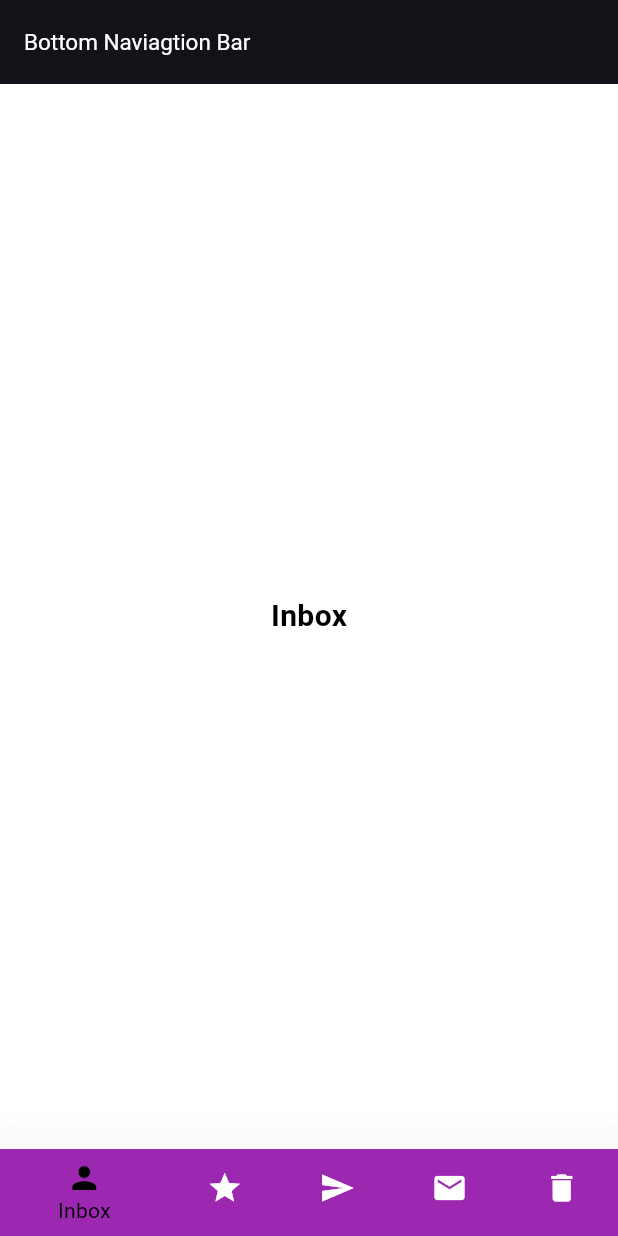
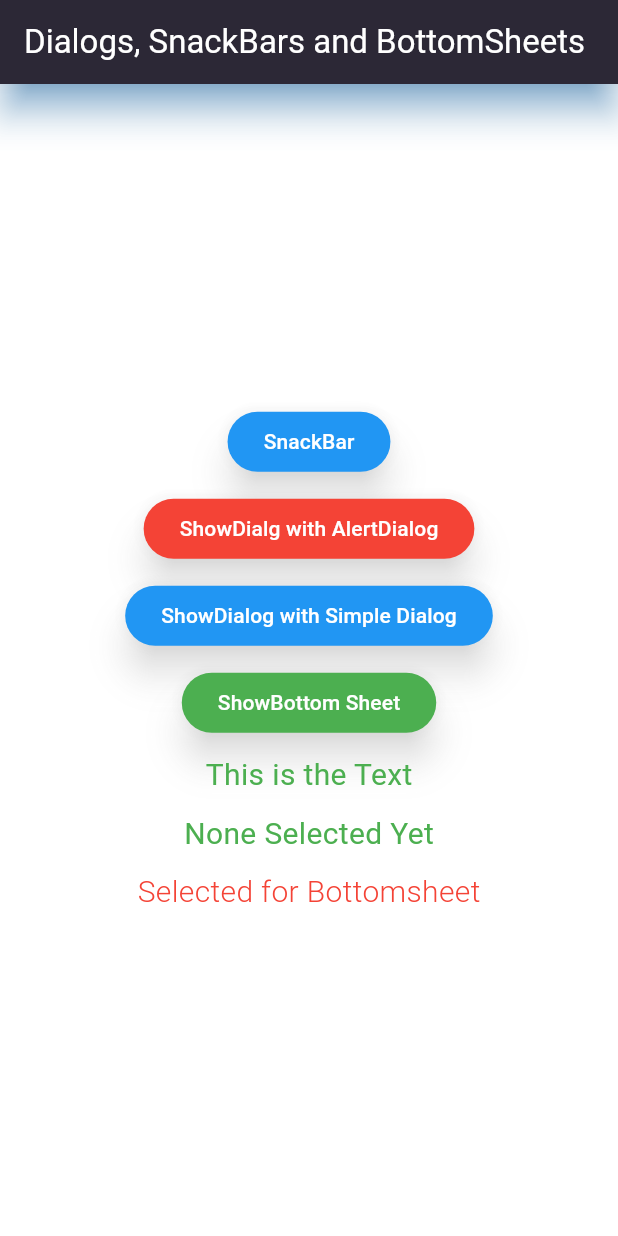
Before and after one commit to Adevictorolu/project_1, a Flutter app: the screen it shows after launch, on a phone screen of 412 x 824 dp. Run offline on Flutter 3.47's test engine with Material 3 defaults, Android fonts, the phone set to English and light mode, and no system bars; our stand-ins replace gap; project files that could hold a hidden picture were left out.

Commit message:
Added Newly

```diff
--- /dev/null
+++ b/lib/dialogs.dart
@@ -0,0 +1,243 @@
+import 'package:flutter/material.dart';
+import 'package:gap/gap.dart';
+
+class DialogScreen extends StatefulWidget {
+  const DialogScreen({super.key});
+
+  @override
+  State<DialogScreen> createState() => _DialogScreenState();
+}
+
+class _DialogScreenState extends State<DialogScreen> {
+
+  final snackbar = SnackBar(content: const Text('Successfully Saved',
+    style: TextStyle(color: Colors.white,)),
+    backgroundColor: Colors.blue[400],
+    showCloseIcon: true,
+    dismissDirection: DismissDirection.startToEnd,
+    behavior: SnackBarBehavior.fixed,
+    elevation: 10,
+    closeIconColor: Colors.red,
+    action: SnackBarAction(label: 'Yes', onPressed: (){}),
+    duration: const Duration(seconds: 5),
+    shape: const RoundedRectangleBorder(
+      borderRadius: BorderRadius.only(topLeft: Radius.circular(10), topRight: Radius.circular(20)),
+    ),
+    );
+    String text = 'This is the Text';
+    String location = 'None Selected Yet';
+    String bottomval = 'Selected for Bottomsheet';
+    GlobalKey<ScaffoldState> scaffoldkey = GlobalKey();
+  @override
+  Widget build(BuildContext context) {
+    return Scaffold(
+      key: scaffoldkey,
+      appBar: AppBar(
+        title: const Text('Dialogs, SnackBars and BottomSheets',
+        style: TextStyle(color: Colors.white),
+        ),
+        elevation: 10,
+        shadowColor: Colors.blue,
+      ),
+      body: Center(
+        child: Column(
+          crossAxisAlignment: CrossAxisAlignment.center,
+          mainAxisAlignment: MainAxisAlignment.center,
+          children: [
+            ElevatedButton(
+              style: ElevatedButton.styleFrom(
+                backgroundColor: Colors.blue, elevation: 10, shadowColor: Colors.white),
+                onPressed: (){
+                  ScaffoldMessenger.of(context).showSnackBar(snackbar);
+                },
+              child: const Text('SnackBar', style: TextStyle(color: Colors.white, fontSize: 14, fontWeight: FontWeight.w500),)
+            ),
+            const Gap(10),
+            ElevatedButton(
+              style: ElevatedButton.styleFrom(
+                backgroundColor: Colors.red, elevation: 10, shadowColor: Colors.white),
+                onPressed: (){
+                  showDialog(
+                    context: context, builder: (context) {
+                      return AlertDialog(
+                        backgroundColor: Colors.green,
+                        elevation: 5,
+                        shadowColor: Colors.white,
+                        title: const Text('Delete Entry 12345', style: TextStyle(
+                          color: Colors.white, fontSize: 16, fontWeight: FontWeight.w400
+                        ),),
+                        content: const Text('Are you sure you want to delete this entry',style: TextStyle(
+                          color: Colors.black, fontSize: 14, fontWeight: FontWeight.w200
+                        ),),
+                        actions: [
+                          TextButton(
+                            onPressed: (){
+                              setState(() {
+                                text = 'You selected Yes and it was Deleted';
+                              });
+                              Navigator.pop(context);
+                            }, child: const Text('Yes')
+                            ),
+                          TextButton(
+                            onPressed: (){
+                              setState(() {
+                                text = 'You selected No and it was not Deleted';
+                              });
+                              Navigator.pop(context);
+                            }, child: const Text('No')
+                            ),
+                        ],
+                        shape: const RoundedRectangleBorder(
+                          borderRadius: BorderRadius.only(
+                            topRight: Radius.circular(30),
+                            bottomLeft: Radius.circular(30)
+                          )
+                        ),
+                      );
+                    },
+                  );
+                },
+              child: const Text('ShowDialg with AlertDialog',
+              style: TextStyle(color: Colors.white, fontSize: 14, fontWeight: FontWeight.w500),)
+            ),
+            const Gap(10),
+            ElevatedButton(
+              style: ElevatedButton.styleFrom(
+                backgroundColor: Colors.blue, elevation: 10, shadowColor: Colors.white),
+                onPressed: () async{
+                  final String loc = await showDialog(
+                    context: context,
+                    builder: (context) {
+                      return SimpleDialog(
+                        title: const Text('Where is your Location', style: TextStyle(
+                          color: Colors.white, fontSize: 18, fontWeight: FontWeight.w400
+                        ),),
+                        shape: const ContinuousRectangleBorder(
+                          borderRadius: BorderRadius.only(
+                            topLeft: Radius.circular(50),
+                            bottomRight: Radius.circular(50)
+                          )
+                        ),
+                        children: [
+                          SimpleDialogOption(
+                            onPressed: (){
+                              Navigator.pop(context, 'Nigeria');
+                            },
+                            child: const Text('Nigeria', style: TextStyle(
+                              color: Colors.white, fontSize: 14, fontWeight: FontWeight.w300,
+                              fontStyle: FontStyle.italic,
+                            ),),
+                          ),
+                          const Gap(5),
+                          SimpleDialogOption(
+                            onPressed: (){
+                              Navigator.pop(context, 'Cameroon');
+                            },
+                            child: const Text('Cameroon', style: TextStyle(
+                              color: Colors.white, fontSize: 14, fontWeight: FontWeight.w300,
+                              fontStyle: FontStyle.italic,
+                            ),),
+                          ),
+                          const Gap(5),
+                          SimpleDialogOption(
+                            onPressed: (){
+                              Navigator.pop(context, 'Senegal');
+                            },
+                            child: const Text('Senegal', style: TextStyle(
+                              color: Colors.white, fontSize: 14, fontWeight: FontWeight.w300,
+                              fontStyle: FontStyle.italic,
+                            ),),
+                          ),
+                        ],
+                      );
+                    },
+                  );
+                  setState(() {
+                    location = loc;
+                  });
+                },
+              child: const Text('ShowDialog with Simple Dialog', style: TextStyle(color: Colors.white, fontSize: 14,
+                fontWeight: FontWeight.w500),)
+            ),
+            const Gap(10),
+            ElevatedButton(
+              style: ElevatedButton.styleFrom(
+                backgroundColor: Colors.green, elevation: 10, shadowColor: Colors.white),
+                onPressed: (){
+                 scaffoldkey.currentState?.showBottomSheet((context){
+                    return Container(
+                      height: 100,
+                      decoration: const BoxDecoration(
+                        color: Colors.red,
+                        borderRadius: BorderRadius.only(
+                          topLeft: Radius.circular(70),
+                          topRight: Radius.circular(70)
+                        )
+                      ),
+                      child: Center(
+                        child: Column(
+                          crossAxisAlignment: CrossAxisAlignment.center,
+                          mainAxisAlignment: MainAxisAlignment.center,
+                          children: [
+                            const Padding(
+                              padding: EdgeInsets.all(12.0),
+                              child: Text('Are you sure you want to delete', style: TextStyle(
+                                color: Colors.white, fontSize: 18, fontWeight: FontWeight.w400
+                              ),),
+                            ),
+                            const Gap(10),
+                            Row(
+                              mainAxisAlignment: MainAxisAlignment.center,
+                              children: [
+                                TextButton(
+                                  onPressed: (){
+                                    setState(() {
+                                      bottomval = 'You Selected Yes';
+                                    });
+                                    Navigator.pop(context);
+                                  },
+                                  child: const Text('Yes', style: TextStyle(
+                                    color: Colors.white, fontSize: 14, fontWeight: FontWeight.w300
+                                  ),)
+                                ),
+                                TextButton(
+                                  onPressed: (){
+                                    setState(() {
+                                      bottomval = 'You Selected No';
+                                    });
+                                    Navigator.pop(context);
+                                  },
+                                  child: const Text('No', style: TextStyle(
+                                    color: Colors.white, fontSize: 14, fontWeight: FontWeight.w300
+                                  ),)
+                                ),
+                              ],
+                            )
+                          ],
+                        ),
+                      ),
+                    );
+                  }
+                 );
+                },
+              child: const Text('ShowBottom Sheet',
+              style: TextStyle(color: Colors.white, fontSize: 14, fontWeight: FontWeight.w500),)
+            ),
+            const Gap(10),
+            Text(text, style: const TextStyle(
+              color: Colors.green, fontSize: 20, fontWeight: FontWeight.w400
+            ),),
+            const Gap(10),
+            Text(location, style: const TextStyle(
+              color: Colors.green, fontSize: 20, fontWeight: FontWeight.w400
+            ),),
+            const Gap(10),
+            Text(bottomval, style: const TextStyle(
+              color: Colors.red, fontSize: 20, fontWeight: FontWeight.w300
+            ),)
+          ],
+        ),
+      ),
+    );
+  }
+}
--- a/lib/main.dart
+++ b/lib/main.dart
@@ -1,7 +1,7 @@
 import 'package:flutter/material.dart';
 import 'package:gap/gap.dart';
-import 'package:project_1/bottomnav.dart';
 import 'package:project_1/defaults/default.dart';
+import 'package:project_1/dialogs.dart';
 // import 'package:google_fonts/google_fonts.dart';
 
 void main() {
@@ -397,7 +397,7 @@ class MyApp extends StatelessWidget {
         primaryColor: Colors.white,
         scaffoldBackgroundColor: Colors.white60
       ),
-      home: const ButtomNavScreen()
+      home: const DialogScreen()
     );
   }
 }
```
Also changed, not shown: lib/defaults/bottomnavdefault.dart (renamed from lib/defaults/bottomNavDefaukt.dart).
